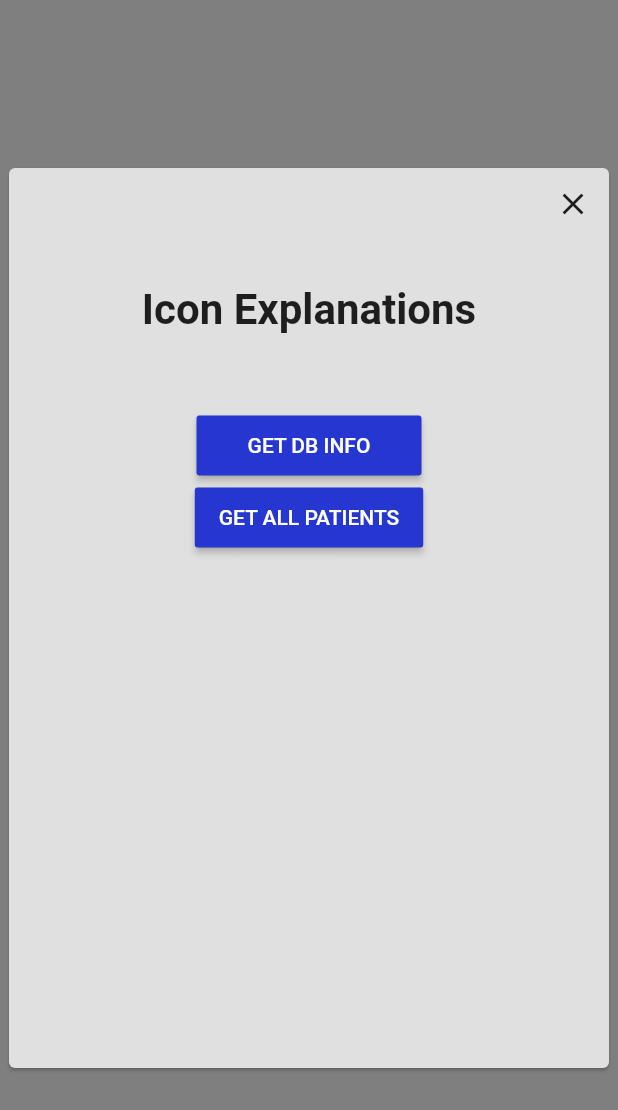
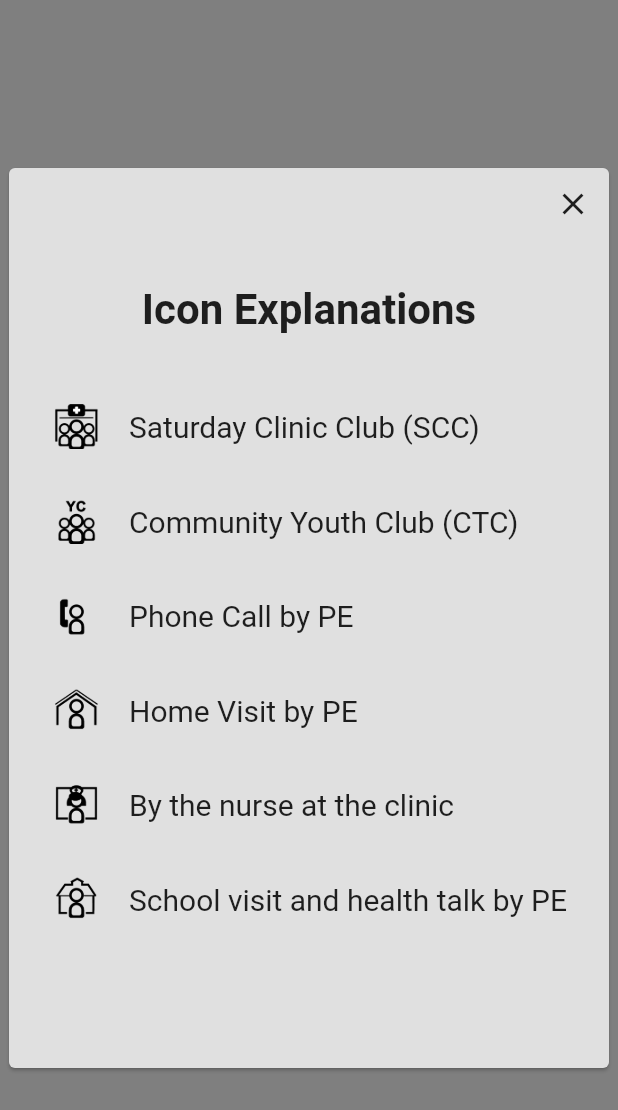
Before and after one commit to chrisly-bear/PEBRApp, a Flutter app: the IconExplanationsScreen screen opened by its route, on a phone screen of 412 x 824 dp. Shown: the top 1110 px of the screen. Run offline on Flutter 3.47's test engine with Material 2 defaults, Android fonts, the phone set to English and light mode, and no system bars; our stand-ins replace flushbar, shared_preferences, sqflite; accounts and stored records are empty.

Commit message:
Add all icons and their descriptions on the IconExplanationsScreen file

```diff
--- a/lib/screens/IconExplanationsScreen.dart
+++ b/lib/screens/IconExplanationsScreen.dart
@@ -1,9 +1,5 @@
 
 import 'package:flutter/material.dart';
-import 'package:pebrapp/components/SizedButton.dart';
-import 'package:pebrapp/database/DatabaseProvider.dart';
-import 'package:pebrapp/database/models/Patient.dart';
-import 'package:pebrapp/utils/Utils.dart';
 
 class IconExplanationsScreen extends StatefulWidget {
   @override
@@ -48,16 +44,133 @@ class _IconExplanationsScreenState extends State<IconExplanationsScreen> {
             Text('Icon Explanations',
               style: TextStyle(fontSize: 28.0, fontWeight: FontWeight.bold),
             ),
-            _isLoading
-                ? Padding(padding: EdgeInsets.symmetric(vertical: 17.5), child: SizedBox(width: 15.0, height: 15.0, child: CircularProgressIndicator()))
-                : SizedBox(height: 50,),
-            SizedButton(
-              'Get DB Info',
-              onPressed: _getDBInfo,
+            SizedBox(height: 30,),
+            Padding(
+                padding: const EdgeInsets.only(left: 30),
+                child: Row(
+                  mainAxisAlignment: MainAxisAlignment.start,
+                  children: [
+                    Image.asset(
+                      'assets/icons/saturday_clinic_club_fett.png',
+                      height: 30,
+                    ),
+                    Padding(
+                      padding: const EdgeInsets.all(20),
+                      child: Text(
+                        'Saturday Clinic Club (SCC)',
+                        style: TextStyle(
+                          fontSize: 20,
+                        ),
+                      ),
+                    )
+                  ],
+                )
             ),
-            SizedButton(
-              'Get All Patients',
-              onPressed: _getAllPatients,
+            Padding(
+                padding: const EdgeInsets.only(left: 30),
+                child: Row(
+                  mainAxisAlignment: MainAxisAlignment.start,
+                  children: [
+                    Image.asset(
+                      'assets/icons/youth_club_fett.png',
+                      height: 30,
+                    ),
+                    Padding(
+                      padding: const EdgeInsets.all(20),
+                      child: Text(
+                        'Community Youth Club (CTC)',
+                        style: TextStyle(
+                          fontSize: 20,
+                          //fontWeight: FontWeight.bold
+                        ),
+                      ),
+                    )
+                 ],
+                )
+            ),
+            Padding(
+                padding: const EdgeInsets.only(left: 30),
+                child: Row(
+                  mainAxisAlignment: MainAxisAlignment.start,
+                  children: [
+                    Image.asset(
+                      'assets/icons/phonecall_pe_fett.png',
+                      height: 30,
+                    ),
+                    Padding(
+                      padding: const EdgeInsets.all(20),
+                      child: Text(
+                        'Phone Call by PE',
+                        style: TextStyle(
+                            fontSize: 20,
+                        ),
+                      ),
+                    )
+                  ],
+                )
+            ),
+            Padding(
+                padding: const EdgeInsets.only(left: 30),
+                child: Row(
+                  mainAxisAlignment: MainAxisAlignment.start,
+                  children: [
+                    Image.asset(
+                      'assets/icons/homevisit_pe_fett.png',
+                      height: 30,
+                    ),
+                    Padding(
+                      padding: const EdgeInsets.all(20),
+                      child: Text(
+                        'Home Visit by PE',
+                        style: TextStyle(
+                          fontSize: 20,
+                        ),
+                      ),
+                    )
+                  ],
+                )
+            ),
+            Padding(
+                padding: const EdgeInsets.only(left: 30),
+                child: Row(
+                  mainAxisAlignment: MainAxisAlignment.start,
+                  children: [
+                    Image.asset(
+                      'assets/icons/nurse_clinic_fett.png',
+                      height: 30,
+                    ),
+                    Padding(
+                      padding: const EdgeInsets.all(20),
+                      child: Text(
+                        'By the nurse at the clinic',
+                        style: TextStyle(
+                          fontSize: 20,
+                        ),
+                      ),
+                    )
+                  ],
+                )
+            ),
+            Padding(
+                padding: const EdgeInsets.only(left: 30),
+                child: Row(
+                  mainAxisAlignment: MainAxisAlignment.start,
+                  children: [
+                    Image.asset(
+                      'assets/icons/schooltalk_pe_fett.png',
+                      height: 30,
+                    ),
+                    Padding(
+                      padding: const EdgeInsets.all(20),
+                      child: Text(
+                        'School visit and health talk by PE',
+                        style: TextStyle(
+                          fontSize: 20,
+                        ),
+                      ),
+                    )
+                  ],
+                )
             ),
           ],
         ),
@@ -66,23 +179,4 @@ class _IconExplanationsScreenState extends State<IconExplanationsScreen> {
     );
   }
 
-  _getDBInfo() async {
-    final columns = await DatabaseProvider().getTableInfo(Patient.tableName);
-    print('### TABLE \'${Patient.tableName}\' INFO <START> ###');
-    for (final column in columns) {
-      print(column);
-    }
-    print('### TABLE \'${Patient.tableName}\' INFO <END> ###');
-  }
-
-  _getAllPatients() async {
-    final List<Patient> patients = await DatabaseProvider().retrieveLatestPatients();
-    if (patients.length == 0) { print('No patients in Patient table'); }
-    for (final patient in patients) {
-      print(patient);
-    }
-    showFlushBar(context, "${patients.length} patients in database");
-  }
-
-
 }
```
